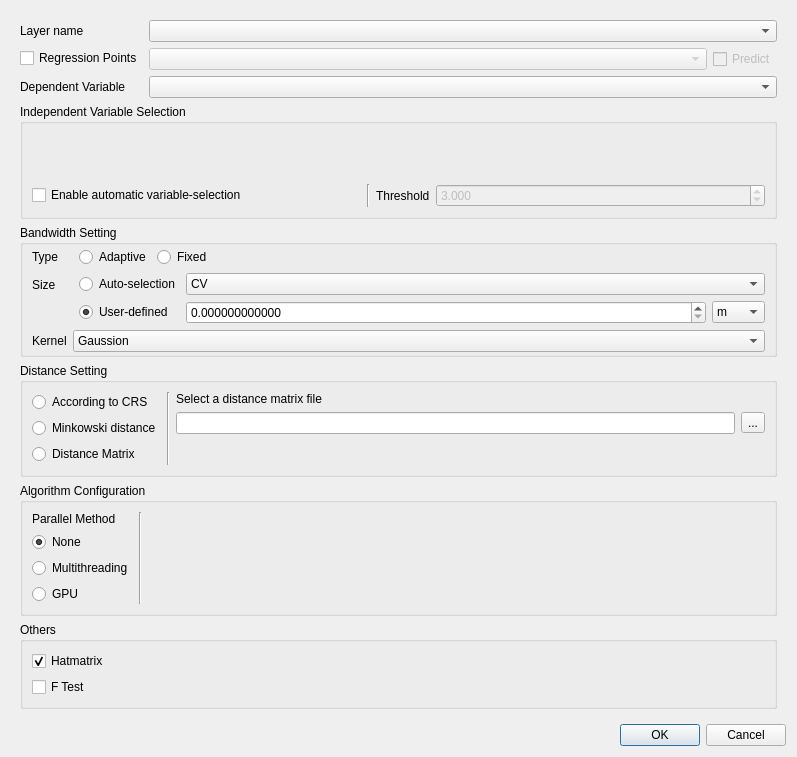
GWmodel-Lab/GWmodelS, file gwmgwroptionsdialog.ui: the form before one commit.
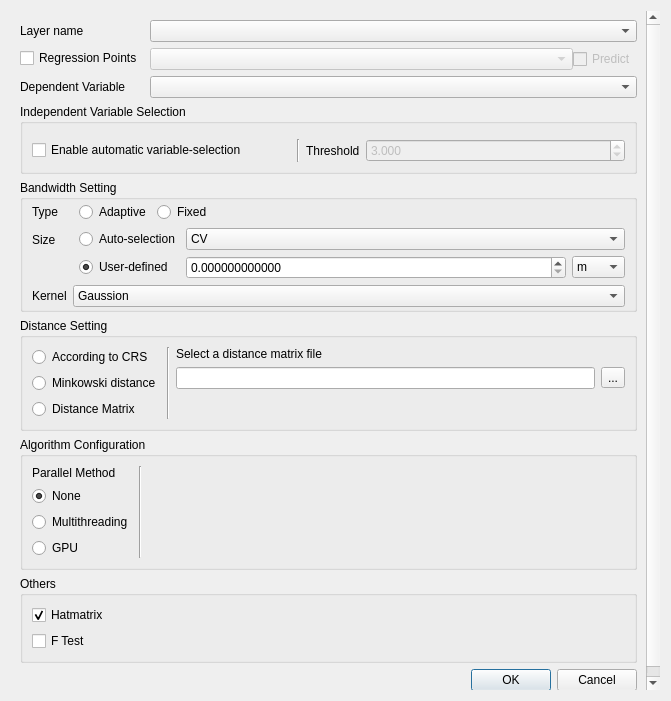
The form after the commit. The open tabs and pages were chosen to show the change. Custom widgets are drawn as their Qt base class.

What changed in the file:
```diff
--- a/gwmgwroptionsdialog.ui
+++ b/gwmgwroptionsdialog.ui
@@ -6,16 +6,22 @@
    <rect>
     <x>0</x>
     <y>0</y>
-    <width>797</width>
-    <height>757</height>
+    <width>671</width>
+    <height>701</height>
    </rect>
   </property>
   <property name="windowTitle">
    <string>GWR Configure</string>
   </property>
-  <layout class="QVBoxLayout" name="verticalLayout_3" stretch="0,0">
+  <layout class="QVBoxLayout" name="verticalLayout_3">
    <item>
     <widget class="QScrollArea" name="scrollArea">
+     <property name="sizePolicy">
+      <sizepolicy hsizetype="Preferred" vsizetype="Preferred">
+       <horstretch>0</horstretch>
+       <verstretch>0</verstretch>
+      </sizepolicy>
+     </property>
      <property name="frameShape">
       <enum>QFrame::NoFrame</enum>
      </property>
@@ -29,14 +35,23 @@
       <property name="geometry">
        <rect>
         <x>0</x>
-        <y>0</y>
-        <width>775</width>
-        <height>698</height>
+        <y>-22</y>
+        <width>628</width>
+        <height>701</height>
        </rect>
       </property>
       <layout class="QVBoxLayout" name="verticalLayout_6">
        <item>
         <layout class="QFormLayout" name="formLayout_6">
+         <property name="sizeConstraint">
+          <enum>QLayout::SetNoConstraint</enum>
+         </property>
+         <property name="horizontalSpacing">
+          <number>7</number>
+         </property>
+         <property name="rightMargin">
+          <number>0</number>
+         </property>
          <item row="0" column="0">
           <widget class="QLabel" name="label">
            <property name="sizePolicy">
@@ -53,16 +68,6 @@
          <item row="0" column="1">
           <widget class="QComboBox" name="mLayerComboBox"/>
          </item>
-         <item row="2" column="0">
-          <widget class="QLabel" name="label_12">
-           <property name="text">
-            <string>Dependent Variable</string>
-           </property>
-          </widget>
-         </item>
-         <item row="2" column="1">
-          <widget class="QComboBox" name="mDepVarComboBox"/>
-         </item>
          <item row="1" column="0">
           <widget class="QCheckBox" name="ckbRegressionPoints">
            <property name="text">
@@ -97,14 +102,33 @@
            </item>
           </layout>
          </item>
+         <item row="2" column="0">
+          <widget class="QLabel" name="label_12">
+           <property name="text">
+            <string>Dependent Variable</string>
+           </property>
+          </widget>
+         </item>
+         <item row="2" column="1">
+          <widget class="QComboBox" name="mDepVarComboBox"/>
+         </item>
         </layout>
        </item>
        <item>
         <widget class="QGroupBox" name="groupBox">
+         <property name="sizePolicy">
+          <sizepolicy hsizetype="Preferred" vsizetype="Expanding">
+           <horstretch>0</horstretch>
+           <verstretch>0</verstretch>
+          </sizepolicy>
+         </property>
          <property name="title">
           <string>Independent Variable Selection</string>
          </property>
          <layout class="QVBoxLayout" name="verticalLayout_4" stretch="1,0">
+          <property name="sizeConstraint">
+           <enum>QLayout::SetNoConstraint</enum>
+          </property>
           <item>
            <widget class="GwmIndepVarSelectorWidget" name="mIndepVarSelector" native="true"/>
           </item>
@@ -167,6 +191,9 @@
           <string>Bandwidth Setting</string>
          </property>
          <layout class="QFormLayout" name="formLayout">
+          <property name="sizeConstraint">
+           <enum>QLayout::SetNoConstraint</enum>
+          </property>
           <property name="horizontalSpacing">
            <number>6</number>
           </property>
@@ -494,7 +521,7 @@
           <item>
            <widget class="QStackedWidget" name="mDistParamSettingStack">
             <property name="currentIndex">
-             <number>0</number>
+             <number>2</number>
             </property>
             <widget class="QWidget" name="mCRSDistPage"/>
             <widget class="QWidget" name="mMinkowskiDistPage">
@@ -775,6 +802,12 @@
        </item>
        <item>
         <widget class="QGroupBox" name="groupBox_4">
+         <property name="sizePolicy">
+          <sizepolicy hsizetype="Preferred" vsizetype="Preferred">
+           <horstretch>0</horstretch>
+           <verstretch>0</verstretch>
+          </sizepolicy>
+         </property>
          <property name="title">
           <string>Others</string>
          </property>
@@ -799,10 +832,6 @@
          </layout>
         </widget>
        </item>
-      </layout>
-     </widget>
-    </widget>
-   </item>
    <item>
     <layout class="QHBoxLayout" name="horizontalLayout_5">
      <item>
@@ -838,6 +867,10 @@
    </item>
   </layout>
  </widget>
+    </widget>
+   </item>
+  </layout>
+ </widget>
  <customwidgets>
   <customwidget>
    <class>GwmIndepVarSelectorWidget</class>
```
Left out of the diff: 32 changed lines with no effect on the pictures. Lines whose indentation alone changed are shown as unchanged.
